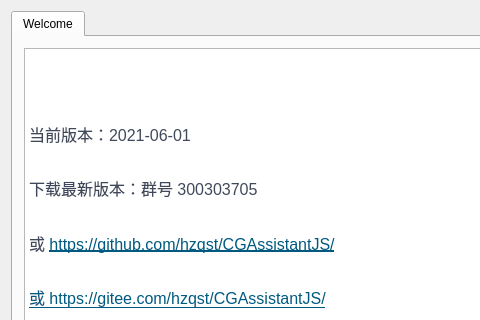
Qt form CGAssistant/mainwindow.ui (hzqst/CGAssistant) before a commit; both pictures show x 0 to 480 and y 0 to 320 of the 750 by 500 pixel window.
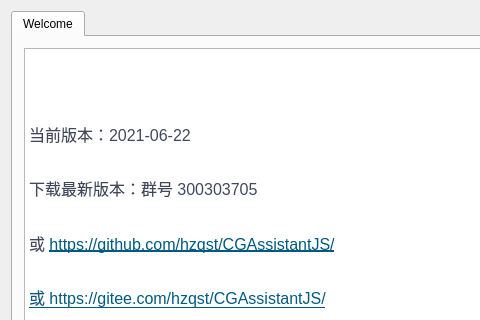
The same form after that commit. Icons and pictures are not drawn.

Commit message: 更新版本号

```diff
--- a/CGAssistant/mainwindow.ui
+++ b/CGAssistant/mainwindow.ui
@@ -73,7 +73,7 @@
 &lt;/style&gt;&lt;/head&gt;&lt;body style=&quot; font-family:'SimSun'; font-size:9pt; font-weight:400; font-style:normal;&quot;&gt;
 &lt;p style=&quot; margin-top:0px; margin-bottom:0px; margin-left:0px; margin-right:0px; -qt-block-indent:0; text-indent:0px;&quot;&gt;&lt;img src=&quot;:/logo.png&quot; /&gt;&lt;/p&gt;
 &lt;p style=&quot;-qt-paragraph-type:empty; margin-top:0px; margin-bottom:16px; margin-left:0px; margin-right:0px; -qt-block-indent:0; text-indent:0px; line-height:160%; font-family:'-apple-system,BlinkMacSystemFont,Segoe UI,Helvetica,Arial,Apple Color Emoji,Segoe UI Emoji,Segoe UI Symbol,Liberation Sans,PingFang SC,Microsoft YaHei,Hiragino Sans GB,Wenquanyi Micro Hei,WenQuanYi Zen Hei,ST Heiti,SimHei,SimSun,WenQuanYi Zen Hei Sharp,sans-serif'; font-size:16px; color:#40485b; background-color:#ffffff;&quot;&gt;&lt;br /&gt;&lt;/p&gt;
-&lt;p style=&quot; margin-top:0px; margin-bottom:16px; margin-left:0px; margin-right:0px; -qt-block-indent:0; text-indent:0px; line-height:160%; background-color:#ffffff;&quot;&gt;&lt;span style=&quot; font-family:'-apple-system,BlinkMacSystemFont,Segoe UI,Helvetica,Arial,Apple Color Emoji,Segoe UI Emoji,Segoe UI Symbol,Liberation Sans,PingFang SC,Microsoft YaHei,Hiragino Sans GB,Wenquanyi Micro Hei,WenQuanYi Zen Hei,ST Heiti,SimHei,SimSun,WenQuanYi Zen Hei Sharp,sans-serif'; font-size:16px; color:#40485b; background-color:#ffffff;&quot;&gt;当前版本：2021-06-01&lt;/span&gt;&lt;/p&gt;
+&lt;p style=&quot; margin-top:0px; margin-bottom:16px; margin-left:0px; margin-right:0px; -qt-block-indent:0; text-indent:0px; line-height:160%; background-color:#ffffff;&quot;&gt;&lt;span style=&quot; font-family:'-apple-system,BlinkMacSystemFont,Segoe UI,Helvetica,Arial,Apple Color Emoji,Segoe UI Emoji,Segoe UI Symbol,Liberation Sans,PingFang SC,Microsoft YaHei,Hiragino Sans GB,Wenquanyi Micro Hei,WenQuanYi Zen Hei,ST Heiti,SimHei,SimSun,WenQuanYi Zen Hei Sharp,sans-serif'; font-size:16px; color:#40485b; background-color:#ffffff;&quot;&gt;当前版本：2021-06-22&lt;/span&gt;&lt;/p&gt;
 &lt;p style=&quot; margin-top:0px; margin-bottom:16px; margin-left:0px; margin-right:0px; -qt-block-indent:0; text-indent:0px; line-height:160%; background-color:#ffffff;&quot;&gt;&lt;span style=&quot; font-family:'-apple-system,BlinkMacSystemFont,Segoe UI,Helvetica,Arial,Apple Color Emoji,Segoe UI Emoji,Segoe UI Symbol,Liberation Sans,PingFang SC,Microsoft YaHei,Hiragino Sans GB,Wenquanyi Micro Hei,WenQuanYi Zen Hei,ST Heiti,SimHei,SimSun,WenQuanYi Zen Hei Sharp,sans-serif'; font-size:16px; color:#40485b; background-color:#ffffff;&quot;&gt;下载最新版本：群号 300303705&lt;/span&gt;&lt;/p&gt;
 &lt;p style=&quot; margin-top:0px; margin-bottom:16px; margin-left:0px; margin-right:0px; -qt-block-indent:0; text-indent:0px; line-height:160%; background-color:#ffffff;&quot;&gt;&lt;span style=&quot; font-family:'-apple-system,BlinkMacSystemFont,Segoe UI,Helvetica,Arial,Apple Color Emoji,Segoe UI Emoji,Segoe UI Symbol,Liberation Sans,PingFang SC,Microsoft YaHei,Hiragino Sans GB,Wenquanyi Micro Hei,WenQuanYi Zen Hei,ST Heiti,SimHei,SimSun,WenQuanYi Zen Hei Sharp,sans-serif'; font-size:16px; color:#40485b; background-color:#ffffff;&quot;&gt;或 &lt;/span&gt;&lt;a href=&quot;https://github.com/hzqst/CGAssistantJS/issues&quot;&gt;&lt;span style=&quot; font-family:'-apple-system,BlinkMacSystemFont,Segoe UI,Helvetica,Arial,Apple Color Emoji,Segoe UI Emoji,Segoe UI Symbol,Liberation Sans,PingFang SC,Microsoft YaHei,Hiragino Sans GB,Wenquanyi Micro Hei,WenQuanYi Zen Hei,ST Heiti,SimHei,SimSun,WenQuanYi Zen Hei Sharp,sans-serif'; font-size:16px; text-decoration: underline; color:#005980; background-color:transparent;&quot;&gt;https://github.com/hzqst/CGAssistantJS/&lt;/span&gt;&lt;/a&gt;&lt;/p&gt;
 &lt;p style=&quot; margin-top:0px; margin-bottom:16px; margin-left:0px; margin-right:0px; -qt-block-indent:0; text-indent:0px; line-height:160%; background-color:#ffffff;&quot;&gt;&lt;a href=&quot;https://github.com/hzqst/CGAssistantJS/issues&quot;&gt;&lt;span style=&quot; font-family:'-apple-system,BlinkMacSystemFont,Segoe UI,Helvetica,Arial,Apple Color Emoji,Segoe UI Emoji,Segoe UI Symbol,Liberation Sans,PingFang SC,Microsoft YaHei,Hiragino Sans GB,Wenquanyi Micro Hei,WenQuanYi Zen Hei,ST Heiti,SimHei,SimSun,WenQuanYi Zen Hei Sharp,sans-serif'; font-size:16px; text-decoration: underline; color:#005980; background-color:transparent;&quot;&gt;或 &lt;/span&gt;&lt;/a&gt;&lt;a href=&quot;https://gitee.com/hzqst/CGAssistantJS/issues&quot;&gt;&lt;span style=&quot; font-family:'-apple-system,BlinkMacSystemFont,Segoe UI,Helvetica,Arial,Apple Color Emoji,Segoe UI Emoji,Segoe UI Symbol,Liberation Sans,PingFang SC,Microsoft YaHei,Hiragino Sans GB,Wenquanyi Micro Hei,WenQuanYi Zen Hei,ST Heiti,SimHei,SimSun,WenQuanYi Zen Hei Sharp,sans-serif'; font-size:16px; text-decoration: underline; color:#005980; background-color:transparent;&quot;&gt;https://gitee.com/hzqst/CGAssistantJS/&lt;/span&gt;&lt;/a&gt;&lt;/p&gt;&lt;/body&gt;&lt;/html&gt;</string>
```
